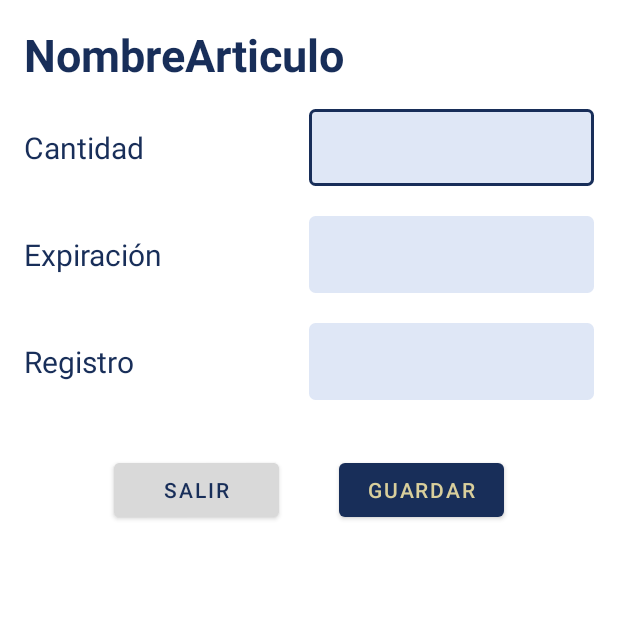
After one commit to HirepanB/ingenieriaSoftware, an Android app: the InventoryLogActivity screen opened directly, with no data from a screen before it, on a phone screen of 412 x 824 dp, the top half of it. The commit adds this screen. Run offline under Robolectric (Android 15) with nearby library versions, the phone set to English and light mode, and no system bars.

Commit message:
Fragments

```diff
--- a/app/build.gradle.kts
+++ b/app/build.gradle.kts
@@ -43,6 +43,7 @@ android {
 dependencies {
     implementation(libs.androidx.room.runtime)
     implementation(libs.androidx.room.ktx)
+    implementation(libs.androidx.fragment)
     ksp(libs.androidx.room.compiler)
     implementation(libs.hilt.android.v2511)
     ksp(libs.hilt.android.compiler)
--- /dev/null
+++ b/app/src/main/java/com/example/ingenieriasoftware/InventoryLogActivity.kt
@@ -0,0 +1,20 @@
+package com.example.ingenieriasoftware
+
+import android.os.Bundle
+import androidx.activity.enableEdgeToEdge
+import androidx.appcompat.app.AppCompatActivity
+import androidx.core.view.ViewCompat
+import androidx.core.view.WindowInsetsCompat
+
+class InventoryLogActivity : AppCompatActivity() {
+    override fun onCreate(savedInstanceState: Bundle?) {
+        super.onCreate(savedInstanceState)
+        enableEdgeToEdge()
+        setContentView(R.layout.activity_inventory_log)
+//        ViewCompat.setOnApplyWindowInsetsListener(findViewById(R.id.main)) { v, insets ->
+//            val systemBars = insets.getInsets(WindowInsetsCompat.Type.systemBars())
+//            v.setPadding(systemBars.left, systemBars.top, systemBars.right, systemBars.bottom)
+//            insets
+//        }
+    }
+}
--- /dev/null
+++ b/app/src/main/res/layout/activity_inventory_log.xml
@@ -0,0 +1,109 @@
+<!-- layout_editar_producto.xml -->
+<LinearLayout
+    xmlns:android="http://schemas.android.com/apk/res/android"
+    android:layout_width="match_parent"
+    android:layout_height="match_parent"
+    android:orientation="vertical"
+    android:padding="16dp"
+    android:background="@android:color/white">
+
+    <TextView
+        android:layout_width="wrap_content"
+        android:layout_height="wrap_content"
+        android:text="NombreArticulo"
+        android:textStyle="bold"
+        android:textSize="30sp"
+        android:paddingBottom="16dp"/>
+
+    <LinearLayout
+        android:layout_width="match_parent"
+        android:layout_height="wrap_content"
+        android:orientation="horizontal"
+        android:weightSum="2"
+        android:layout_marginBottom="20dp"
+        android:gravity="center_vertical">
+
+        <TextView
+            android:layout_width="0dp"
+            android:layout_height="wrap_content"
+            android:layout_weight="1"
+            android:text="Cantidad"
+            android:textSize="20sp"/>
+
+        <EditText
+            android:layout_width="0dp"
+            android:layout_height="wrap_content"
+            android:textSize="20sp"
+            android:layout_weight="1"
+            android:gravity="end"
+            />
+    </LinearLayout>
+
+    <LinearLayout
+        android:layout_width="match_parent"
+        android:layout_height="wrap_content"
+        android:orientation="horizontal"
+        android:weightSum="2"
+        android:layout_marginBottom="20dp"
+        android:gravity="center_vertical">
+
+        <TextView
+            android:layout_width="0dp"
+            android:layout_height="wrap_content"
+            android:layout_weight="1"
+            android:text="Expiración"
+            android:textSize="20sp"/>
+
+        <EditText
+            android:layout_width="0dp"
+            android:layout_height="wrap_content"
+            android:layout_weight="1"
+            android:textSize="20sp"
+            android:gravity="end"/>
+    </LinearLayout>
+
+    <LinearLayout
+        android:layout_width="match_parent"
+        android:layout_height="wrap_content"
+        android:orientation="horizontal"
+        android:weightSum="2"
+        android:layout_marginBottom="20dp"
+        android:gravity="center_vertical">
+
+        <TextView
+            android:layout_width="0dp"
+            android:layout_height="wrap_content"
+            android:layout_weight="1"
+            android:text="Registro"
+            android:textSize="20sp"/>
+
+        <EditText
+            android:layout_width="0dp"
+            android:layout_height="wrap_content"
+            android:layout_weight="1"
+            android:textSize="20sp"
+            android:gravity="end"/>
+    </LinearLayout>
+
+    <LinearLayout
+        android:layout_width="match_parent"
+        android:layout_height="wrap_content"
+        android:orientation="horizontal"
+        android:gravity="center_horizontal"
+        android:paddingTop="16dp">
+
+        <Button
+            android:layout_width="110dp"
+            android:layout_height="wrap_content"
+            android:text="Salir"
+            android:textColor="@color/primary"
+            android:layout_marginEnd="20dp"
+            android:backgroundTint="@color/gray"/>
+
+        <Button
+            android:layout_width="110dp"
+            android:layout_height="wrap_content"
+            android:layout_marginStart="20dp"
+            android:text="Guardar"/>
+    </LinearLayout>
+</LinearLayout>
--- a/app/src/main/res/layout/activity_main_menu.xml
+++ b/app/src/main/res/layout/activity_main_menu.xml
@@ -18,7 +18,7 @@
         app:layout_constraintRight_toRightOf="parent"
         app:menu="@menu/bottom_nav_menu" />
 
-    <fragment
+    <androidx.fragment.app.FragmentContainerView
         android:id="@+id/nav_host_fragment_activity_main_menu"
         android:name="androidx.navigation.fragment.NavHostFragment"
         android:layout_width="match_parent"
--- a/app/src/main/res/layout/fragment_inventory.xml
+++ b/app/src/main/res/layout/fragment_inventory.xml
@@ -14,7 +14,7 @@
         android:padding="20dp">
 
         <LinearLayout
-            android:id="@+id/btn_open_inventory"
+            android:id="@+id/ly_btn_open_inventory"
             android:layout_width="wrap_content"
             android:layout_height="wrap_content"
             android:layout_rowWeight="1"
@@ -24,9 +24,11 @@
             android:orientation="vertical">
 
             <ImageButton
+                android:id="@+id/btn_open_inventory"
                 android:layout_width="130dp"
                 android:layout_height="130dp"
                 android:backgroundTint="@color/primary"
+                android:clickable="true"
                 android:contentDescription="@string/open_inventory"
                 app:srcCompat="@drawable/baseline_food_bank_24" />
 
--- a/app/src/main/res/values/colors.xml
+++ b/app/src/main/res/values/colors.xml
@@ -11,5 +11,6 @@
     <color name="accent">#F0D960</color>
 
     <color name="black">#000000</color>
+    <color name="gray">#D9D9D9</color>
     <color name="white">#FFFFFFFF</color>
 </resources>
--- a/gradle/libs.versions.toml
+++ b/gradle/libs.versions.toml
@@ -18,6 +18,7 @@ navigationFragmentKtx = "2.8.5"
 navigationUiKtx = "2.8.5"
 okhttp = "4.12.0"
 roomKtx = "2.6.1"
+fragment = "1.8.5"
 
 [libraries]
 androidx-core-ktx = { group = "androidx.core", name = "core-ktx", version.ref = "coreKtx" }
@@ -41,6 +42,7 @@ androidx-navigation-fragment-ktx = { group = "androidx.navigation", name = "navi
 androidx-navigation-ui-ktx = { group = "androidx.navigation", name = "navigation-ui-ktx", version.ref = "navigationUiKtx" }
 okhttp = { module = "com.squareup.okhttp3:okhttp", version.ref = "okhttp" }
 androidx-room-ktx = { group = "androidx.room", name = "room-ktx", version.ref = "roomKtx" }
+androidx-fragment = { group = "androidx.fragment", name = "fragment", version.ref = "fragment" }
 
 [plugins]
 android-application = { id = "com.android.application", version.ref = "agp" }
```
Also changed, not shown: app/src/main/AndroidManifest.xml (+9 -3 lines), app/src/main/java/com/example/ingenieriasoftware/InventoryListActivity.kt (added, +29 -0 lines), app/src/main/java/com/example/ingenieriasoftware/MainMenuActivity.kt (+4 -11 lines), app/src/main/java/com/example/ingenieriasoftware/ui/inventory/InventoryFragment.kt (+23 -2 lines), app/src/main/res/layout/activity_inventory_list.xml (added, +64 -0 lines).
